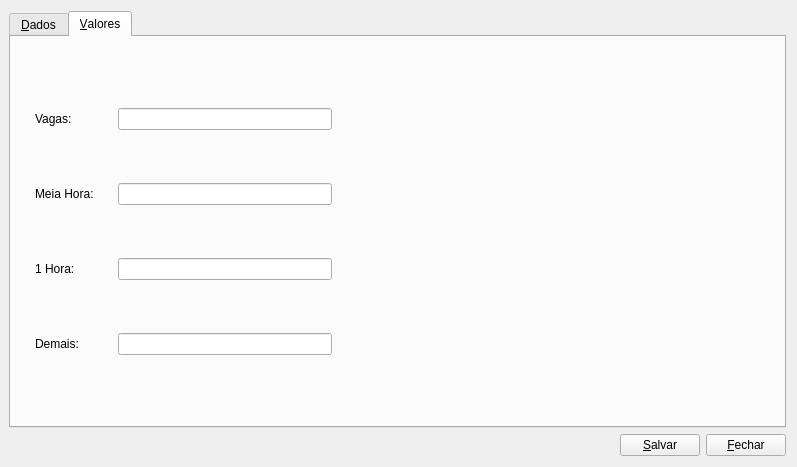
Chip000/ParkManager, file ParkManager/designer_files/configuracao.ui: the form before one commit.
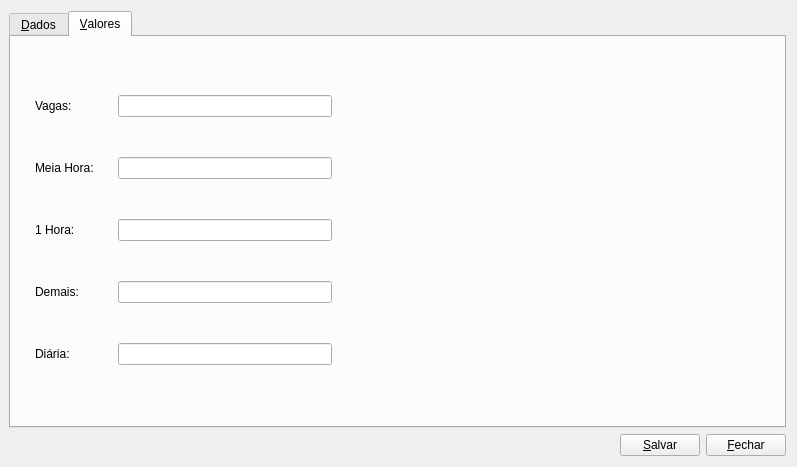
The form after the commit. Icons and pictures are not drawn.

Diff of the .ui file:
```diff
--- a/ParkManager/designer_files/configuracao.ui
+++ b/ParkManager/designer_files/configuracao.ui
@@ -266,6 +266,16 @@
        <item row="3" column="1">
         <widget class="QLineEdit" name="demaisLE"/>
        </item>
+       <item row="4" column="0">
+        <widget class="QLabel" name="diariaLabel">
+         <property name="text">
+          <string>Diária:</string>
+         </property>
+        </widget>
+       </item>
+       <item row="4" column="1">
+        <widget class="QLineEdit" name="diariaLE"/>
+       </item>
       </layout>
      </widget>
     </widget>
```
Left out of the diff: 15 changed lines with no effect on the pictures.
